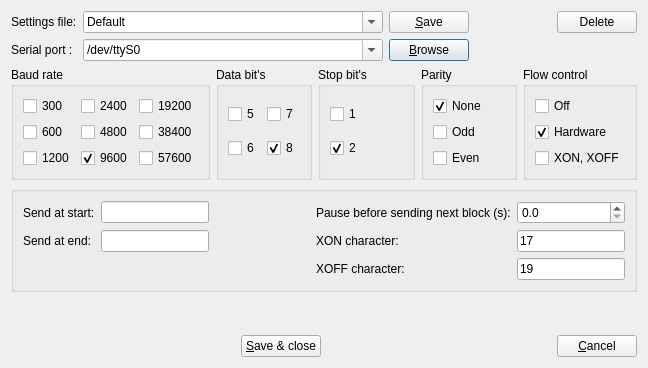
GCodeProjects/GCodeWorkShop, file src/spconfigdialog.ui: the form before one commit.
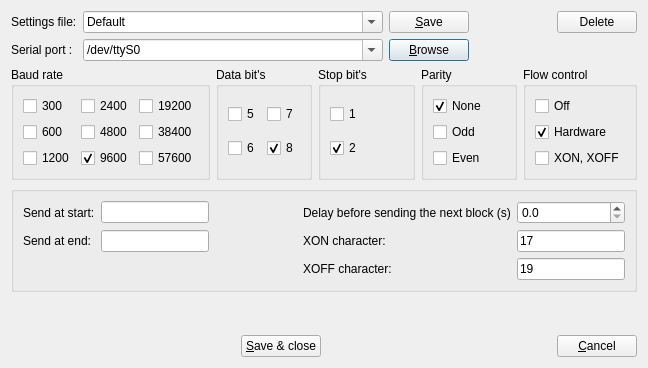
The form after the commit. Icons and pictures are not drawn.

The edit to the form file:
```diff
--- a/src/spconfigdialog.ui
+++ b/src/spconfigdialog.ui
@@ -439,7 +439,7 @@
          <bool>true</bool>
         </property>
         <property name="text">
-         <string>Pause before sending next block (s):</string>
+         <string>Delay before sending the next block (s)</string>
         </property>
        </widget>
       </item>
```
Left out of the diff: 21 changed lines with no effect on the pictures.
